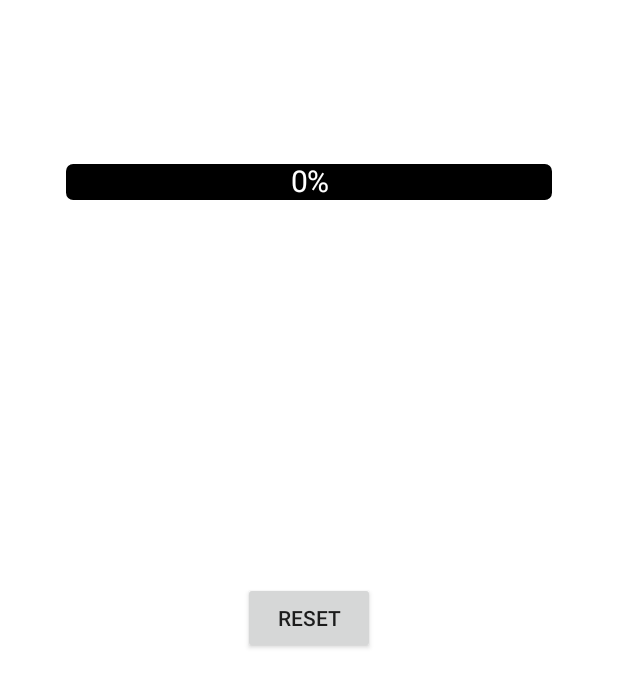
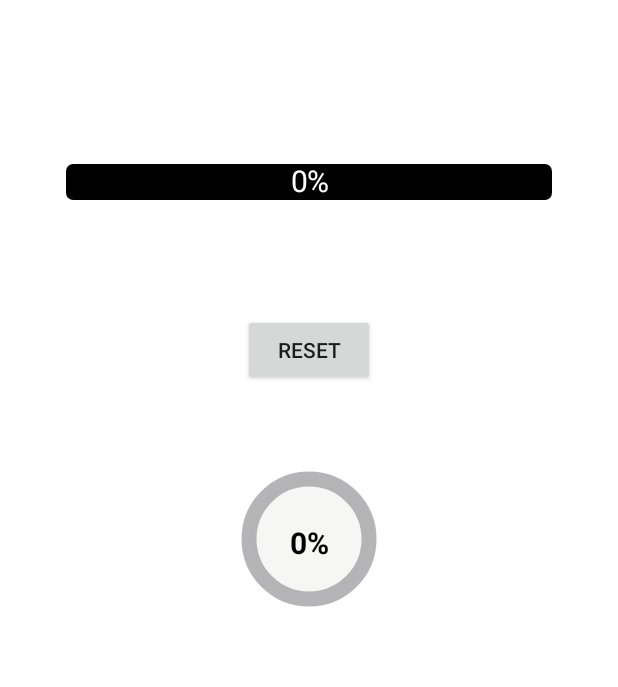
Before and after one commit to wdtht/AndroidDemos, an Android app: the ProgressPercentFragment screen opened directly, with no data from a screen before it, on a phone screen of 412 x 824 dp. Shown: the top 687 px of the screen. Run offline under Robolectric (Android 15) with nearby library versions, the phone set to English and light mode, and no system bars.

Commit message:
增加自定义进度条圆形

```diff
--- a/app/build.gradle
+++ b/app/build.gradle
@@ -70,6 +70,7 @@ dependencies {
     implementation 'com.google.android.material:material:1.5.0'
     implementation 'androidx.constraintlayout:constraintlayout:2.1.3'
     implementation 'androidx.databinding:databinding-runtime:7.1.2'
+    implementation "com.blankj:utilcodex:1.31.0"
     testImplementation 'junit:junit:4.13.2'
     androidTestImplementation 'androidx.test.ext:junit:1.1.3'
     androidTestImplementation 'androidx.test.espresso:espresso-core:3.4.0'
--- a/app/src/main/java/com/example/androiddemos/customview/fragment/ProgressPercentFragment.java
+++ b/app/src/main/java/com/example/androiddemos/customview/fragment/ProgressPercentFragment.java
@@ -10,6 +10,7 @@ import androidx.fragment.app.Fragment;
 
 import com.example.androiddemos.R;
 import com.example.androiddemos.view.Progress;
+import com.example.androiddemos.view.RoundProgressBar;
 
 import java.util.Timer;
 import java.util.TimerTask;
@@ -30,6 +31,7 @@ public class ProgressPercentFragment extends Fragment {
     private String mParam1;
     private String mParam2;
     private Progress bar;
+    private RoundProgressBar roundBar;
     private Button btn;
     private int progress;
     private Timer timer;
@@ -73,6 +75,7 @@ public class ProgressPercentFragment extends Fragment {
         // Inflate the layout for this fragment
         if(view!=null){
             bar = view.findViewById(R.id.bar);
+            roundBar = view.findViewById(R.id.id_round_progressbar);
             btn = view.findViewById(R.id.btn);
         }
         btn.setOnClickListener(view1 -> reset());
@@ -93,6 +96,7 @@ public class ProgressPercentFragment extends Fragment {
             @Override
             public void run() {
                 bar.setProgress(progress);
+                roundBar.setProgress(progress);
                 progress++;
                 if (progress > 100) {
                     timer.cancel();
--- /dev/null
+++ b/app/src/main/java/com/example/androiddemos/view/RoundProgressBar.java
@@ -0,0 +1,207 @@
+
+package com.example.androiddemos.view;
+
+import android.content.Context;
+import android.content.res.TypedArray;
+import android.graphics.Canvas;
+import android.graphics.Color;
+import android.graphics.Paint;
+import android.graphics.RectF;
+import android.graphics.Typeface;
+import android.util.AttributeSet;
+import android.util.TypedValue;
+import android.view.View;
+
+import com.example.androiddemos.R;
+
+
+/**
+ * 作用：
+ *
+ * @author chenkexi
+ * @date :2023/7/17
+ */
+public class RoundProgressBar extends View {
+
+    private static final int START_ANGLE = -90;
+    private static final String CENTER_COLOR = "#eeff06";
+    private static final String RING_COLOR = "#FF7281E1";
+    private static final String PROGRESS_COLOR = "#FFDA0F0F";
+    private static final String TEXT_COLOR = "#FF000000";
+    private static final int TEXT_SIZE = 30;
+    private static final int CIRCLE_RADIUS = 20;
+    private static final int RING_WIDTH = 5;
+    /**
+     * 圆弧的起始角度，参考canvas.drawArc方法
+     */
+    private int startAngle;
+    /**
+     * 圆形内半径
+     */
+    private int radius;
+    /**
+     * 进度条的宽度
+     */
+    private int ringWidth;
+    /**
+     * 默认进度
+     */
+    private int mProgress = 0;
+    /**
+     * 圆形内部填充色
+     */
+    private int centerColor;
+    /**
+     * 进度条背景色
+     */
+    private int ringColor;
+    /**
+     * 进度条的颜色
+     */
+    private int progressColor;
+    /**
+     * 文字大小
+     */
+    private int textSize;
+    /**
+     * 文字颜色
+     */
+    private int textColor;
+    /**
+     * 文字是否需要显示
+     */
+    private boolean isTextDisplay;
+    private String textContent;
+    private Paint mPaint;
+
+    public RoundProgressBar(Context context) {
+        this(context, null);
+    }
+
+    public RoundProgressBar(Context context, AttributeSet attrs) {
+        this(context, attrs, 0);
+    }
+
+
+    public RoundProgressBar(Context context, AttributeSet attrs, int defStyle) {
+        super(context, attrs, defStyle);
+        // 获取自定义属性
+        TypedArray a = context.obtainStyledAttributes(attrs, R.styleable.RoundProgressBar);
+        for (int i = 0; i < a.length(); i++) {
+            int attr = a.getIndex(i);
+            if (attr == R.styleable.RoundProgressBar_startAngle) {
+                startAngle = a.getInteger(attr, START_ANGLE);
+            } else if (attr == R.styleable.RoundProgressBar_centerColor) {
+                centerColor = a.getColor(attr, Color.parseColor(CENTER_COLOR));
+            } else if (attr == R.styleable.RoundProgressBar_progressColor) {
+                progressColor = a.getColor(attr, Color.parseColor(PROGRESS_COLOR));
+            } else if (attr == R.styleable.RoundProgressBar_ringColor) {
+                ringColor = a.getColor(attr, Color.parseColor(RING_COLOR));
+            } else if (attr == R.styleable.RoundProgressBar_roundTextColor) {
+                textColor = a.getColor(attr, Color.parseColor(TEXT_COLOR));
+            } else if (attr == R.styleable.RoundProgressBar_textSize) {
+                textSize = (int) a.getDimension(attr, TypedValue.applyDimension(
+                        TypedValue.COMPLEX_UNIT_SP, TEXT_SIZE,
+                        getResources().getDisplayMetrics()));
+            } else if (attr == R.styleable.RoundProgressBar_isTextDisplay) {
+                isTextDisplay = a.getBoolean(attr, true);
+            } else if (attr == R.styleable.RoundProgressBar_radius) {
+                radius = (int) a.getDimension(attr, TypedValue.applyDimension(
+                        TypedValue.COMPLEX_UNIT_DIP, CIRCLE_RADIUS,
+                        getResources().getDisplayMetrics()
+                ));
+            } else if (attr == R.styleable.RoundProgressBar_ringWidth) {
+                ringWidth = (int) a.getDimension(attr, TypedValue.applyDimension(
+                        TypedValue.COMPLEX_UNIT_DIP, RING_WIDTH,
+                        getResources().getDisplayMetrics()
+                ));
+            }
+
+
+        }
+        a.recycle();
+        // 初始化画笔设置
+        setPaint();
+    }
+
+    private void setPaint() {
+        mPaint = new Paint();
+        mPaint.setAntiAlias(true);
+    }
+
+    @Override
+    protected void onDraw(Canvas canvas) {
+        super.onDraw(canvas);
+        // 获取圆心坐标
+        int cx = getWidth() / 2;
+        int cy = cx;
+        /**
+         * 画圆心颜色
+         */
+        if (centerColor != 0) {
+            drawCenterCircle(canvas, cx, cy);
+        }
+        /**
+         * 画外层大圆
+         */
+        drawOuterCircle(canvas, cx, cy);
+        /**
+         * 画进度圆弧
+         */
+        drawProgress(canvas, cx, cy);
+        /**
+         * 画出进度百分比
+         */
+        drawProgressText(canvas, cx, cy);
+    }
+
+    private void drawProgressText(Canvas canvas, int cx, int cy) {
+        if (!isTextDisplay) {
+            return;
+        }
+        mPaint.setColor(textColor);
+        mPaint.setTextSize(textSize);
+        mPaint.setTypeface(Typeface.DEFAULT_BOLD);
+        mPaint.setStrokeWidth(0);
+        textContent = getProgress() + "%";
+        float textWidth = mPaint.measureText(textContent);
+        canvas.drawText(textContent, cx - textWidth / 2, cy + textSize / 2, mPaint);
+    }
+
+    private void drawProgress(Canvas canvas, int cx, int cy) {
+        mPaint.setColor(progressColor);
+        mPaint.setStrokeWidth(ringWidth);
+        mPaint.setStyle(Paint.Style.STROKE);
+        RectF mRectF = new RectF(cx - radius, cy - radius, cx + radius, cy + radius);
+        float sweepAngle = (float) (mProgress * 360.0 / 100);
+        canvas.drawArc(mRectF, startAngle, sweepAngle, false, mPaint);
+    }
+
+    private void drawOuterCircle(Canvas canvas, int cx, int cy) {
+        mPaint.setStyle(Paint.Style.STROKE);
+        mPaint.setColor(ringColor);
+        mPaint.setStrokeWidth(ringWidth);
+        canvas.drawCircle(cx, cy, radius, mPaint);
+    }
+
+    private void drawCenterCircle(Canvas canvas, int cx, int cy) {
+        mPaint.setColor(centerColor);
+        mPaint.setStyle(Paint.Style.FILL);
+        canvas.drawCircle(cx, cy, radius, mPaint);
+    }
+
+    public synchronized int getProgress() {
+        return mProgress;
+    }
+
+    public synchronized void setProgress(int progress) {
+        if (progress < 0) {
+            progress = 0;
+        } else if (progress > 100) {
+            progress = 100;
+        }
+        mProgress = progress;
+        // 进度改变时，需要通过invalidate方法进行重绘
+        postInvalidate();
+    }
+}
--- a/app/src/main/res/drawable/btn_shape.xml
+++ b/app/src/main/res/drawable/btn_shape.xml
@@ -1,6 +1,6 @@
 <?xml version="1.0" encoding="utf-8"?>
     <shape xmlns:android="http://schemas.android.com/apk/res/android" android:shape="rectangle">
-        <solid android:color="#E1B5E3" />
+        <solid android:color="#BDE2F1" />
         <corners
             android:bottomRightRadius="12dip"
             android:topLeftRadius="12dip"
--- a/app/src/main/res/layout/activity_main_recycleview_item.xml
+++ b/app/src/main/res/layout/activity_main_recycleview_item.xml
@@ -14,6 +14,8 @@
         android:layout_height="wrap_content"
         tools:text="33333"
         android:layout_marginLeft="20dp"
+        android:layout_marginTop="20dp"
+        android:background="@drawable/btn_shape"
         />
 
 </androidx.constraintlayout.widget.ConstraintLayout>
--- a/app/src/main/res/layout/fragment_progress_percent.xml
+++ b/app/src/main/res/layout/fragment_progress_percent.xml
@@ -25,8 +25,24 @@ tools:context=".main.activity.MainActivity">
         android:id="@+id/btn"
         android:layout_width="wrap_content"
         android:layout_height="wrap_content"
-        android:gravity="center"
-        android:layout_centerInParent="true"
+        android:layout_centerHorizontal="true"
+        android:layout_marginTop="200dp"
         android:text="@string/reset" />
 
+    <com.example.androiddemos.view.RoundProgressBar
+        android:id="@+id/id_round_progressbar"
+        android:layout_width="100dp"
+        android:layout_height="100dp"
+        android:layout_marginTop="300dp"
+        android:layout_centerHorizontal="true"
+        app:radius="40dp"
+        app:ringWidth="10dp"
+        app:startAngle="-90"
+        app:centerColor="#F6F6F4"
+        app:ringColor="#E1ACACAE"
+        app:progressColor="#E1513FEC"
+        app:roundTextColor="#000000"
+        app:textSize="20sp"
+        app:isTextDisplay="true"/>
+
 </RelativeLayout>
```
Also changed, not shown: app/src/main/java/com/example/androiddemos/util/FileWriteUtil.java (added, +92 -0 lines), app/src/main/res/values/attrs.xml (+11 -0 lines).
